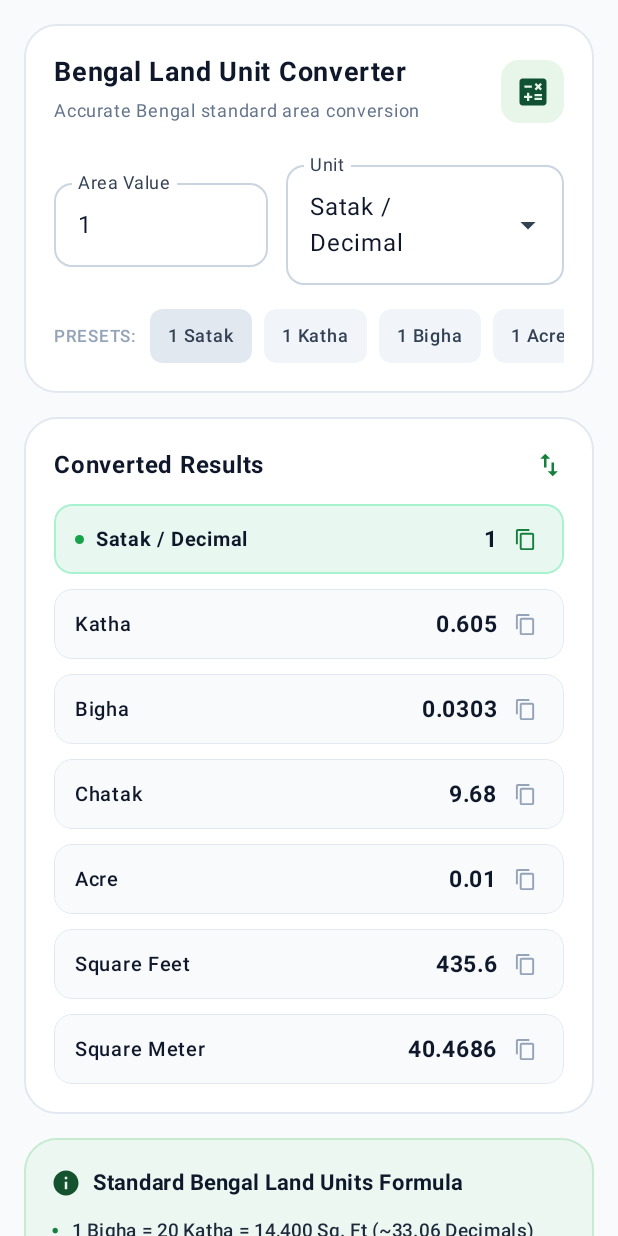
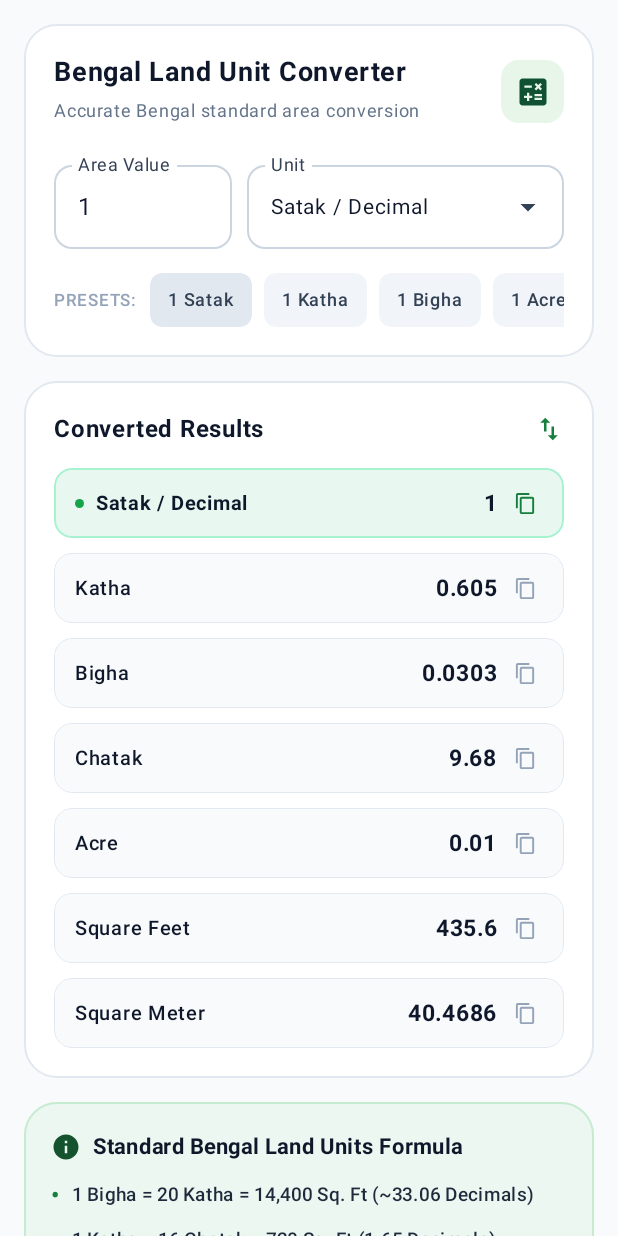
Before and after one commit to SumanCH8514/BanglarBhumi_Pro-Android-App, an Android app built with Jetpack Compose: the composable LandCalculatorScreen shown on its own in the app's theme, on a phone screen of 412 x 824 dp. Run offline under Robolectric (Android 15) with nearby library versions, the phone set to English and light mode, and no system bars; network calls fail.

Commit message:
fix(calculator): compact Area Value field size and align Unit dropdown on a single line

```diff
--- a/app/src/main/java/com/banglarbhumi/pro/ui/screens/LandCalculatorScreen.kt
+++ b/app/src/main/java/com/banglarbhumi/pro/ui/screens/LandCalculatorScreen.kt
@@ -173,41 +173,44 @@ fun LandCalculatorScreen(viewModel: MainViewModel) {
                     }
                 }
 
-                // Two inputs: Area Value and Unit Dropdown
+                // Two inputs: Area Value (compact) and Unit Dropdown (appropriately positioned)
                 Row(
                     modifier = Modifier.fillMaxWidth(),
-                    horizontalArrangement = Arrangement.spacedBy(12.dp),
+                    horizontalArrangement = Arrangement.spacedBy(10.dp),
                     verticalAlignment = Alignment.CenterVertically
                 ) {
                     OutlinedTextField(
                         value = inputValue,
                         onValueChange = { inputValue = it },
-                        label = { Text(if (isBengali) "জমির পরিমাণ" else "Area Value") },
+                        label = { Text(if (isBengali) "জমির পরিমাণ" else "Area Value", maxLines = 1) },
                         keyboardOptions = KeyboardOptions(keyboardType = KeyboardType.Decimal),
+                        singleLine = true,
                         shape = RoundedCornerShape(12.dp),
                         colors = OutlinedTextFieldDefaults.colors(
                             focusedBorderColor = Emerald600,
                             unfocusedBorderColor = Slate300
                         ),
-                        modifier = Modifier.weight(1f)
+                        modifier = Modifier.weight(0.72f)
                     )
 
                     ExposedDropdownMenuBox(
                         expanded = unitMenuExpanded,
                         onExpandedChange = { unitMenuExpanded = !unitMenuExpanded },
-                        modifier = Modifier.weight(1.3f)
+                        modifier = Modifier.weight(1.28f)
                     ) {
                         OutlinedTextField(
                             value = if (isBengali) selectedUnit.bn else selectedUnit.en,
                             onValueChange = {},
                             readOnly = true,
-                            label = { Text(if (isBengali) "একক" else "Unit") },
+                            singleLine = true,
+                            label = { Text(if (isBengali) "একক" else "Unit", maxLines = 1) },
                             trailingIcon = { ExposedDropdownMenuDefaults.TrailingIcon(expanded = unitMenuExpanded) },
                             shape = RoundedCornerShape(12.dp),
                             colors = OutlinedTextFieldDefaults.colors(
                                 focusedBorderColor = Emerald600,
                                 unfocusedBorderColor = Slate300
                             ),
+                            textStyle = LocalTextStyle.current.copy(fontSize = 14.sp),
                             modifier = Modifier
                                 .fillMaxWidth()
                                 .menuAnchor()
```
